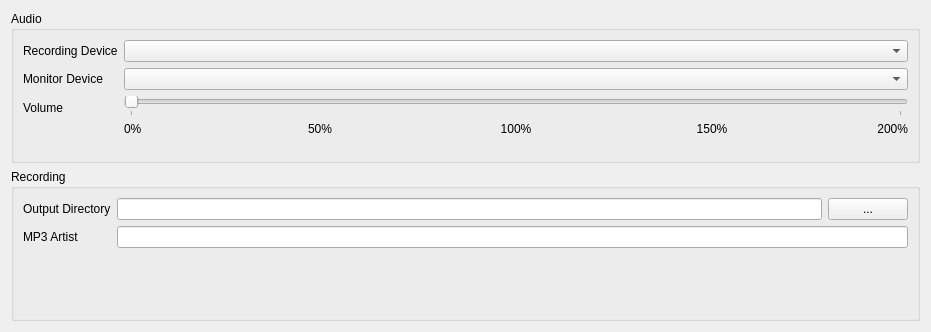
Old version of the form recording/recordingconfiguratorpane.ui in the repository genosse-einhorn/FishyRecorder-lite.
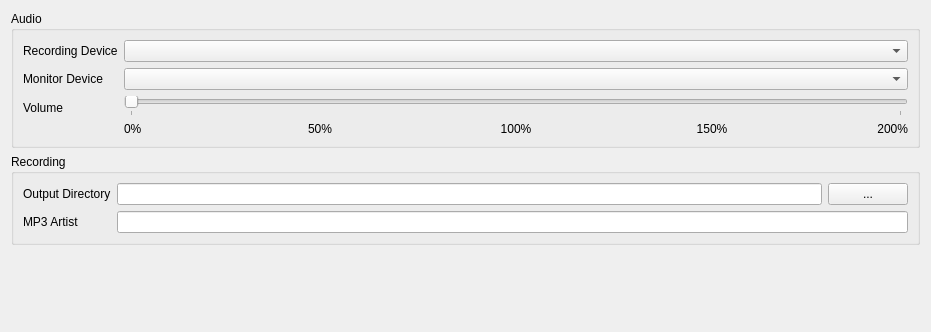
New version of the form.

Diff of the .ui file:
```diff
--- a/recording/recordingconfiguratorpane.ui
+++ b/recording/recordingconfiguratorpane.ui
@@ -179,6 +179,19 @@
      </layout>
     </widget>
    </item>
+   <item>
+    <spacer name="verticalSpacer">
+     <property name="orientation">
+      <enum>Qt::Vertical</enum>
+     </property>
+     <property name="sizeHint" stdset="0">
+      <size>
+       <width>20</width>
+       <height>40</height>
+      </size>
+     </property>
+    </spacer>
+   </item>
   </layout>
  </widget>
  <resources/>
```
